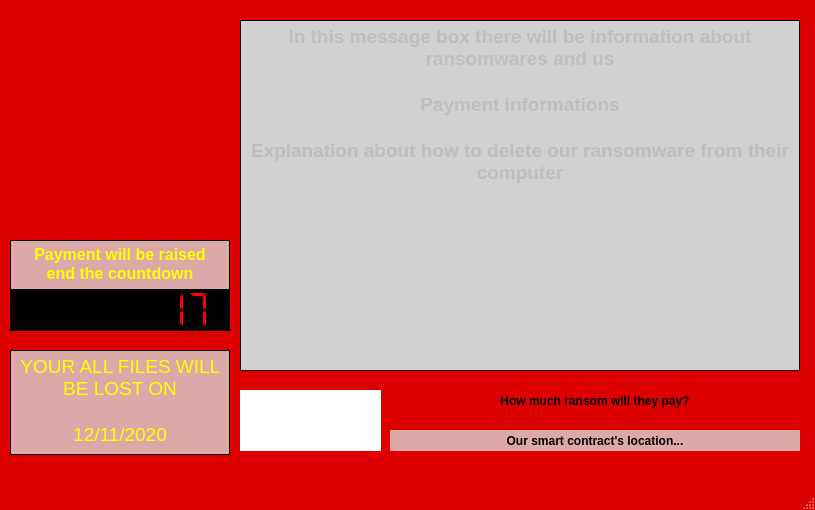
APT-Al/apt-al, file aptal.ui: the form before one commit.
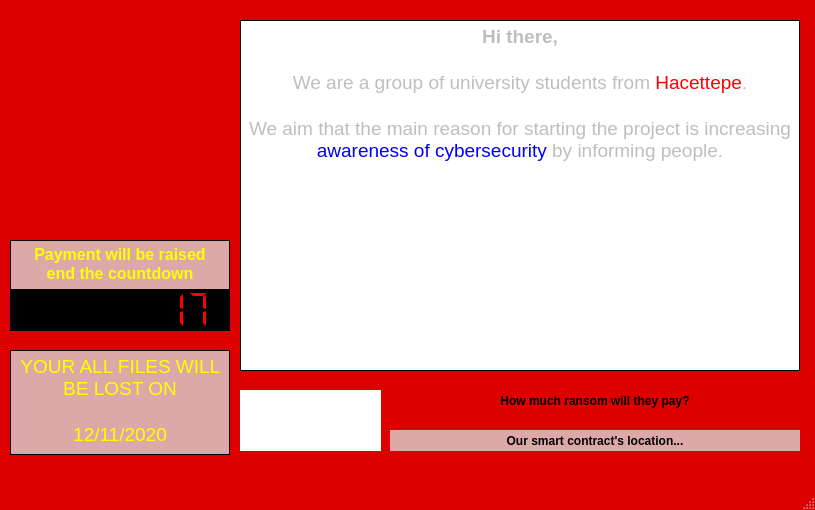
The form after the commit. Icons and pictures are not drawn.

The edit to the form file:
```diff
--- a/aptal.ui
+++ b/aptal.ui
@@ -541,18 +541,18 @@
      </font>
     </property>
     <property name="styleSheet">
-     <string notr="true">background-color: qlineargradient(spread:pad, x1:0, y1:0, x2:1, y2:0, stop:1 rgba(209, 209, 209, 255));</string>
+     <string notr="true">background-color: qlineargradient(spread:pad, x1:0, y1:0, x2:1, y2:0, stop:1 rgba(255, 255, 255, 255));</string>
     </property>
     <property name="html">
      <string>&lt;!DOCTYPE HTML PUBLIC &quot;-//W3C//DTD HTML 4.0//EN&quot; &quot;http://www.w3.org/TR/REC-html40/strict.dtd&quot;&gt;
 &lt;html&gt;&lt;head&gt;&lt;meta name=&quot;qrichtext&quot; content=&quot;1&quot; /&gt;&lt;style type=&quot;text/css&quot;&gt;
 p, li { white-space: pre-wrap; }
 &lt;/style&gt;&lt;/head&gt;&lt;body style=&quot; font-family:'MS Shell Dlg 2'; font-size:8.25pt; font-weight:400; font-style:normal;&quot;&gt;
-&lt;p align=&quot;center&quot; style=&quot; margin-top:0px; margin-bottom:0px; margin-left:0px; margin-right:0px; -qt-block-indent:0; text-indent:0px;&quot;&gt;&lt;span style=&quot; font-size:14pt; font-weight:600;&quot;&gt;In this message box there will be information about ransomwares and us&lt;/span&gt;&lt;/p&gt;
-&lt;p align=&quot;center&quot; style=&quot;-qt-paragraph-type:empty; margin-top:0px; margin-bottom:0px; margin-left:0px; margin-right:0px; -qt-block-indent:0; text-indent:0px; font-size:14pt; font-weight:600;&quot;&gt;&lt;br /&gt;&lt;/p&gt;
-&lt;p align=&quot;center&quot; style=&quot; margin-top:0px; margin-bottom:0px; margin-left:0px; margin-right:0px; -qt-block-indent:0; text-indent:0px;&quot;&gt;&lt;span style=&quot; font-size:14pt; font-weight:600;&quot;&gt;Payment informations&lt;/span&gt;&lt;/p&gt;
-&lt;p align=&quot;center&quot; style=&quot;-qt-paragraph-type:empty; margin-top:0px; margin-bottom:0px; margin-left:0px; margin-right:0px; -qt-block-indent:0; text-indent:0px; font-size:14pt; font-weight:600;&quot;&gt;&lt;br /&gt;&lt;/p&gt;
-&lt;p align=&quot;center&quot; style=&quot; margin-top:0px; margin-bottom:0px; margin-left:0px; margin-right:0px; -qt-block-indent:0; text-indent:0px;&quot;&gt;&lt;span style=&quot; font-size:14pt; font-weight:600;&quot;&gt;Explanation about how to delete our ransomware from their computer&lt;/span&gt;&lt;/p&gt;&lt;/body&gt;&lt;/html&gt;</string>
+&lt;p align=&quot;center&quot; style=&quot; margin-top:0px; margin-bottom:0px; margin-left:0px; margin-right:0px; -qt-block-indent:0; text-indent:0px;&quot;&gt;&lt;span style=&quot; font-size:14pt; font-weight:600;&quot;&gt;Hi there,&lt;/span&gt;&lt;/p&gt;
+&lt;p align=&quot;center&quot; style=&quot;-qt-paragraph-type:empty; margin-top:0px; margin-bottom:0px; margin-left:0px; margin-right:0px; -qt-block-indent:0; text-indent:0px; font-size:14pt;&quot;&gt;&lt;br /&gt;&lt;/p&gt;
+&lt;p align=&quot;center&quot; style=&quot; margin-top:0px; margin-bottom:0px; margin-left:0px; margin-right:0px; -qt-block-indent:0; text-indent:0px;&quot;&gt;&lt;span style=&quot; font-size:14pt;&quot;&gt;We are a group of university students from&lt;/span&gt;&lt;span style=&quot; font-size:14pt; color:#ff0000;&quot;&gt; Hacettepe&lt;/span&gt;&lt;span style=&quot; font-size:14pt;&quot;&gt;.&lt;/span&gt;&lt;/p&gt;
+&lt;p align=&quot;center&quot; style=&quot;-qt-paragraph-type:empty; margin-top:0px; margin-bottom:0px; margin-left:0px; margin-right:0px; -qt-block-indent:0; text-indent:0px; font-size:14pt;&quot;&gt;&lt;br /&gt;&lt;/p&gt;
+&lt;p align=&quot;center&quot; style=&quot; margin-top:0px; margin-bottom:0px; margin-left:0px; margin-right:0px; -qt-block-indent:0; text-indent:0px;&quot;&gt;&lt;span style=&quot; font-size:14pt;&quot;&gt;We aim that the main reason for starting the project is increasing&lt;/span&gt;&lt;span style=&quot; font-size:14pt; color:#ff0000;&quot;&gt; &lt;/span&gt;&lt;span style=&quot; font-size:14pt; color:#0000ff;&quot;&gt;awareness of cybersecurity&lt;/span&gt;&lt;span style=&quot; font-size:14pt;&quot;&gt; by informing people.&lt;/span&gt;&lt;/p&gt;&lt;/body&gt;&lt;/html&gt;</string>
     </property>
    </widget>
    <widget class="QLabel" name="label_3">
```
